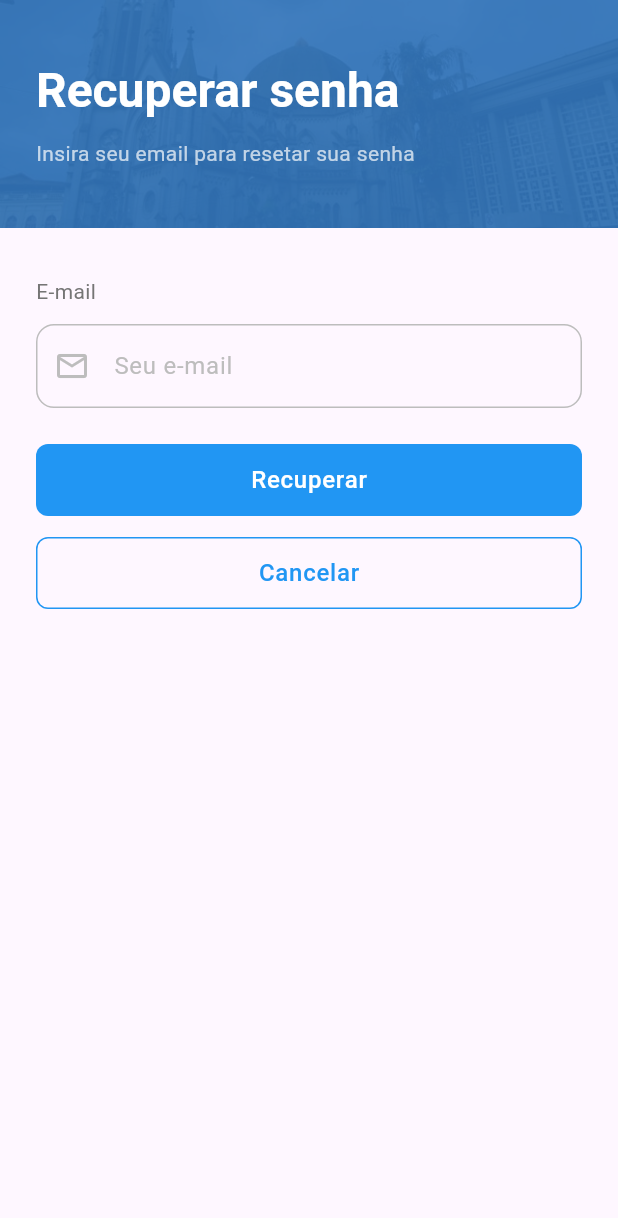
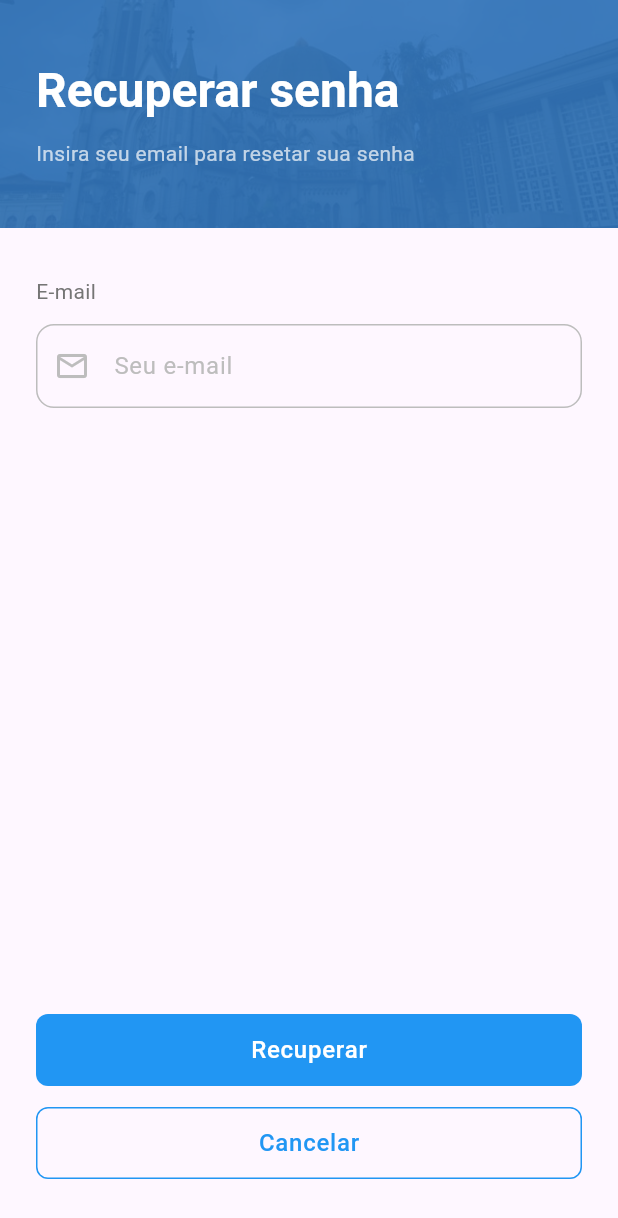
Before and after one commit to Diocese-Santos/Diocese-App, a Flutter app: the ForgotPasswordPage screen opened by its route, on a phone screen of 412 x 824 dp. Shown: the top 1218 px of the screen. Run offline on Flutter 3.47's test engine with Material 3 defaults, Android fonts, the phone set to English and light mode, and no system bars; our stand-ins replace gap, go_router; Roboto replaces fonts that are missing (Montserrat).

Commit message:
feat(forgot-password): refactor forgot password page to use Form widget and improve layout

```diff
--- a/lib/ui/pages/forgot_password_page.dart
+++ b/lib/ui/pages/forgot_password_page.dart
@@ -15,7 +15,7 @@ class ForgotPasswordPage extends StatelessWidget {
   @override
   Widget build(BuildContext context) {
     return Scaffold(
-      body: SingleChildScrollView(
+      body: Form(
         child: Column(
           children: [
             Header(
@@ -27,12 +27,12 @@ class ForgotPasswordPage extends StatelessWidget {
                     ),
               ),
             ),
-            Padding(
+            Expanded(
+              child: Padding(
                 padding: const EdgeInsets.symmetric(
                   horizontal: 24,
                   vertical: 32,
                 ),
-              child: Form(
                 child: Column(
                   crossAxisAlignment: CrossAxisAlignment.start,
                   children: [
@@ -42,15 +42,22 @@ class ForgotPasswordPage extends StatelessWidget {
                             color: Colors.grey.shade600,
                           ),
                     ),
-                    Gap(12),
+                    const Gap(12),
                     TextFormField(
-                      decoration: InputDecoration(
+                      decoration: const InputDecoration(
                         labelText: 'Seu e-mail',
                         prefixIcon: Icon(Icons.email_outlined),
                       ),
                       keyboardType: TextInputType.emailAddress,
                     ),
-                    Gap(24),
+                  ],
+                ),
+              ),
+            ),
+            Padding(
+              padding: const EdgeInsets.all(24.0),
+              child: Column(
+                children: [
                   SizedBox(
                     height: 48,
                     width: double.infinity,
@@ -58,15 +65,14 @@ class ForgotPasswordPage extends StatelessWidget {
                       onPressed: presenter.handleRecoveryPassword,
                       child: Text(
                         'Recuperar',
-                          style:
-                              Theme.of(context).textTheme.bodyLarge!.copyWith(
+                        style: Theme.of(context).textTheme.bodyLarge!.copyWith(
                               color: Colors.white,
                               fontWeight: FontWeight.w500,
                             ),
                       ),
                     ),
                   ),
-                    Gap(14),
+                  const Gap(14),
                   SizedBox(
                     height: 48,
                     width: double.infinity,
@@ -74,18 +80,17 @@ class ForgotPasswordPage extends StatelessWidget {
                       onPressed: context.pop,
                       child: Text(
                         'Cancelar',
-                          style:
-                              Theme.of(context).textTheme.bodyLarge!.copyWith(
+                        style: Theme.of(context).textTheme.bodyLarge!.copyWith(
                               color: Colors.blue,
                               fontWeight: FontWeight.w500,
                             ),
                       ),
                     ),
                   ),
+                  const Gap(14),
                 ],
               ),
             ),
-            )
           ],
         ),
       ),
```
Lines whose indentation alone changed are shown as unchanged.
